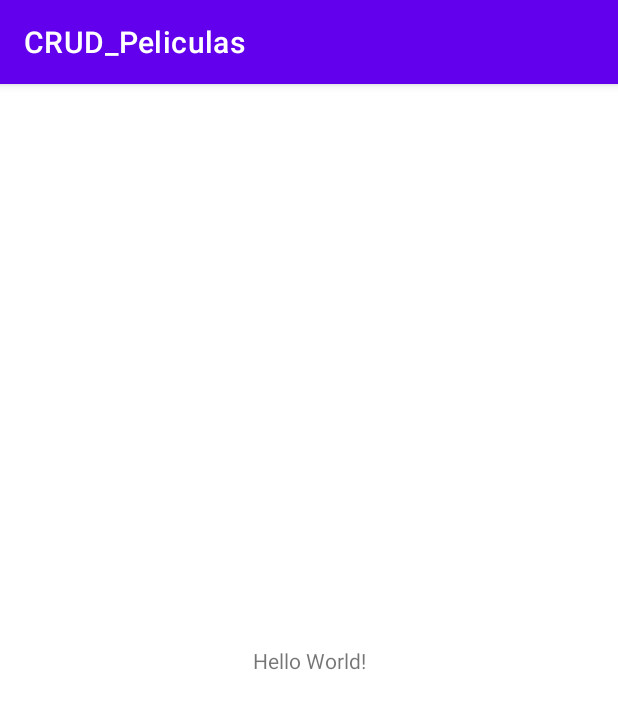
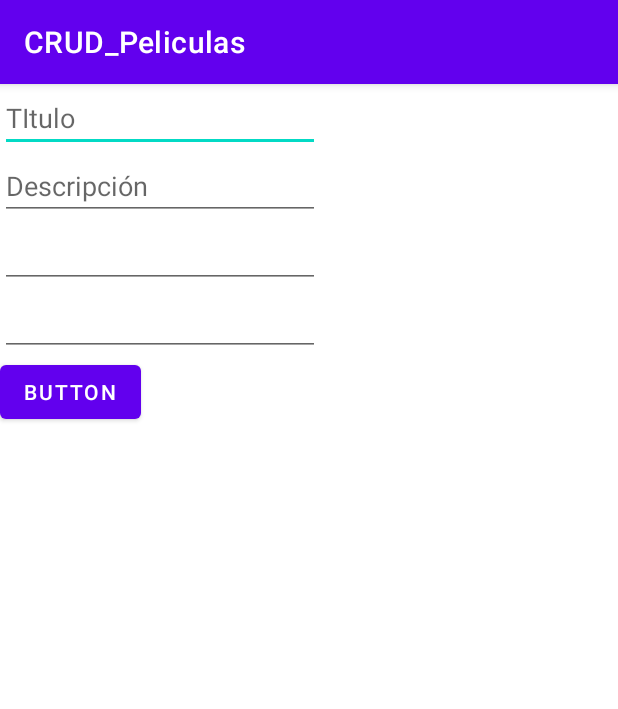
Before and after one commit to AnthonyVas/Desafio_2_DSM, an Android app: the screen it shows after launch (MainActivity), on a phone screen of 412 x 824 dp. Shown: the top 709 px of the screen. Run offline under Robolectric (Android 15) with nearby library versions, the phone set to English and light mode, and no system bars.

```diff
--- a/app/src/main/res/layout/activity_main.xml
+++ b/app/src/main/res/layout/activity_main.xml
@@ -6,13 +6,49 @@
     android:layout_height="match_parent"
     tools:context=".MainActivity">
 
-    <TextView
-        android:layout_width="wrap_content"
-        android:layout_height="wrap_content"
-        android:text="Hello World!"
-        app:layout_constraintBottom_toBottomOf="parent"
-        app:layout_constraintLeft_toLeftOf="parent"
-        app:layout_constraintRight_toRightOf="parent"
-        app:layout_constraintTop_toTopOf="parent" />
+    <LinearLayout
+        android:layout_width="409dp"
+        android:layout_height="match_parent"
+        android:orientation="vertical"
+        tools:layout_editor_absoluteX="1dp"
+        tools:layout_editor_absoluteY="1dp">
+
+        <EditText
+            android:id="@+id/txtTitulo"
+            android:layout_width="wrap_content"
+            android:layout_height="wrap_content"
+            android:ems="10"
+            android:hint="TItulo"
+            android:inputType="textPersonName" />
+
+        <EditText
+            android:id="@+id/txtDesc"
+            android:layout_width="wrap_content"
+            android:layout_height="wrap_content"
+            android:ems="10"
+            android:hint="Descripción"
+            android:inputType="textPersonName" />
+
+        <EditText
+            android:id="@+id/txtYear"
+            android:layout_width="wrap_content"
+            android:layout_height="wrap_content"
+            android:ems="10"
+            android:inputType="number" />
+
+        <EditText
+            android:id="@+id/txtRate"
+            android:layout_width="wrap_content"
+            android:layout_height="wrap_content"
+            android:ems="10"
+            android:inputType="number" />
+
+        <Button
+            android:id="@+id/btnGuardar"
+            android:layout_width="wrap_content"
+            android:layout_height="wrap_content"
+            android:text="Button" />
+
+    </LinearLayout>
 
 </androidx.constraintlayout.widget.ConstraintLayout>
--- a/build.gradle
+++ b/build.gradle
@@ -6,6 +6,7 @@ buildscript {
     }
     dependencies {
         classpath "com.android.tools.build:gradle:7.0.1"
+        classpath 'com.google.gms:google-services:4.3.10'
 
         // NOTE: Do not place your application dependencies here; they belong
         // in the individual module build.gradle files
```
Also changed, not shown: app/build.gradle (+6 -2 lines), app/src/main/AndroidManifest.xml (+16 -0 lines), app/src/main/java/com/example/crud_peliculas/MainActivity.java (+40 -1 lines), app/src/main/java/com/example/crud_peliculas/Peliculas.java (added, +111 -0 lines).
